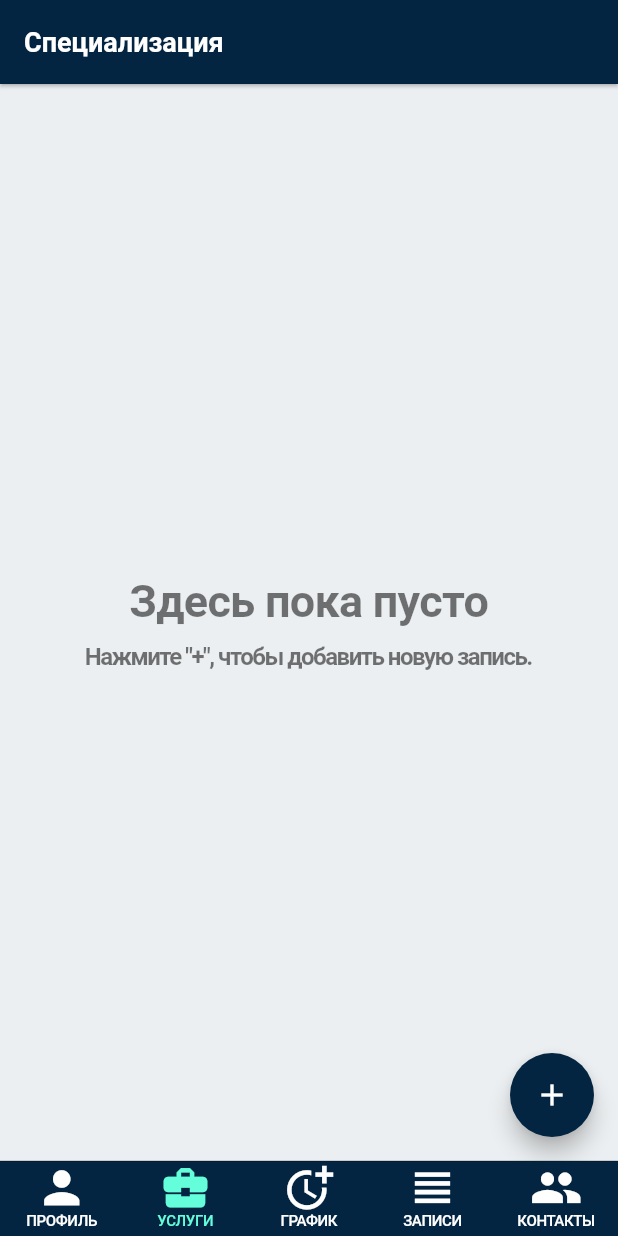
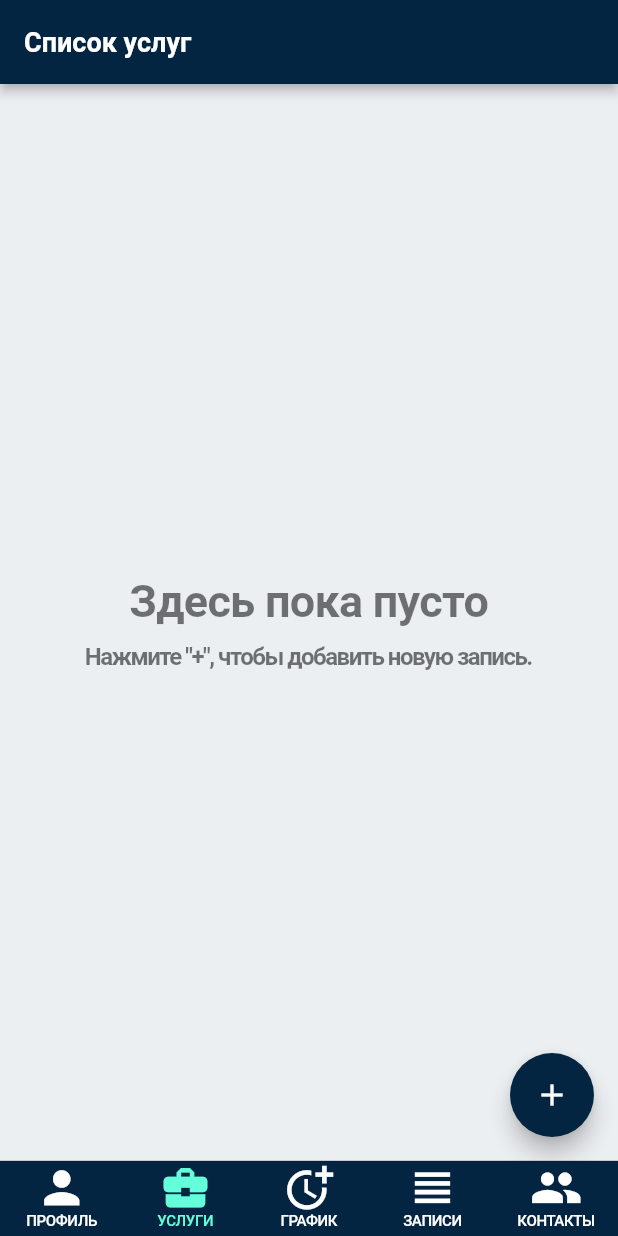
Before and after one commit to IgorFedoseev/queue_for_you, a Flutter app: the screen it shows once a user with an empty profile is signed in, on a phone screen of 412 x 824 dp. Run offline on Flutter 3.47's test engine with Material 2 defaults, Android fonts, the phone set to English and light mode, and no system bars; our stand-ins replace cloud_firestore, firebase_auth, firebase_core, google_sign_in; missing offline and left inert: flutter_login_facebook; accounts and stored records are empty.

Commit message:
Extract, display and delete schedule Need to fix display time format and view of the list items

```diff
--- a/lib/app/home/cupertino_home_scaffold.dart
+++ b/lib/app/home/cupertino_home_scaffold.dart
@@ -51,7 +51,6 @@ class CupertinoHomeScaffold extends StatelessWidget {
     return BottomNavigationBarItem(
       icon: Icon(
         itemData?.icon,
-        //color: colorBottomTab,
       ),
       label: itemData?.label,
     );
--- a/lib/app/home/jobs/jobs_list_tile.dart
+++ b/lib/app/home/jobs/jobs_list_tile.dart
@@ -18,7 +18,7 @@ class JobsListTile extends StatelessWidget {
         ),
       ),
       subtitle: Text(
-        'цена: ${job.price.toString()}',
+        'цена: ${job.price}',
         style: const TextStyle(
           fontSize: 16,
           color: Colors.blueGrey,
--- a/lib/app/home/jobs/jobs_page.dart
+++ b/lib/app/home/jobs/jobs_page.dart
@@ -12,20 +12,19 @@ import 'package:provider/provider.dart';
 class JobsPage extends StatelessWidget {
   const JobsPage({Key? key}) : super(key: key);
 
-
   @override
   Widget build(BuildContext context) {
     return Scaffold(
       appBar: AppBar(
         title: const Text(
-          'Специализация',
+          'Список услуг',
           style: TextStyle(
             fontSize: 18.0,
             fontWeight: FontWeight.w600,
           ),
         ),
         backgroundColor: const Color.fromRGBO(3, 37, 65, 1),
-        elevation: 1.0,
+        elevation: 3.0,
       ),
       body: _buildContent(context),
       floatingActionButton: FloatingActionButton(
--- a/lib/app/home/models/entry.dart
+++ b/lib/app/home/models/schedule.dart
@@ -1,6 +1,6 @@
 
-class Entry {
-  Entry({
+class Schedule {
+  Schedule({
     required this.id,
     required this.start,
     required this.end,
@@ -12,13 +12,10 @@ class Entry {
   DateTime end;
   String? comment;
 
-  double get durationInHours =>
-      end.difference(start).inMinutes.toDouble() / 60.0;
-
-  factory Entry.fromMap(Map<dynamic, dynamic> value, String id) {
+  factory Schedule.fromMap(Map<dynamic, dynamic> value, String id) {
     final int startMilliseconds = value['start'];
     final int endMilliseconds = value['end'];
-    return Entry(
+    return Schedule(
       id: id,
       start: DateTime.fromMillisecondsSinceEpoch(startMilliseconds),
       end: DateTime.fromMillisecondsSinceEpoch(endMilliseconds),
--- a/lib/common_widgets/date_time_picker.dart
+++ b/lib/common_widgets/date_time_picker.dart
@@ -29,7 +29,7 @@ class DateTimePicker extends StatelessWidget {
       initialDate: selectedDate,
       firstDate: DateTime.now(),
       lastDate: DateTime(2100),
-        cancelText: 'Отмена',
+      cancelText: 'Отмена',
     );
     if (pickedDate != null && pickedDate != selectedDate) {
       onSelectedDate(pickedDate);
@@ -39,6 +39,8 @@ class DateTimePicker extends StatelessWidget {
   Future<void> _selectTime(BuildContext context) async {
     final pickedTime = await showTimePicker(
       context: context,
+      helpText: 'ВЫБЕРИТЕ ВРЕМЯ',
+      cancelText: 'Отмена',
       initialTime: selectedTime,
     );
     if (pickedTime != null && pickedTime != selectedTime) {
--- a/lib/services/api_path.dart
+++ b/lib/services/api_path.dart
@@ -1,7 +1,7 @@
 class APIPath {
   static String job(String uid, String? jobID) => 'users/$uid/jobs/$jobID';
   static String jobs(String uid) => 'users/$uid/jobs';
-  static String entry(String uid, String? entryID) =>
-      'users/$uid/entries/$entryID';
-  static String entries(String uid) => 'users/$uid/entries/';
+  static String schedule(String uid, String? scheduleID) =>
+      'users/$uid/schedules/$scheduleID';
+  static String schedules(String uid) => 'users/$uid/schedules/';
 }
```
Also changed, not shown: lib/app/home/jobs/edit_job_page.dart (+5 -5 lines), lib/app/home/schedule/edit_schedule_page.dart (+18 -13 lines), lib/app/home/schedule/schedule_page.dart (+54 -2 lines), lib/services/database.dart (+21 -28 lines), lib/services/firestore_service.dart (+12 -5 lines).
